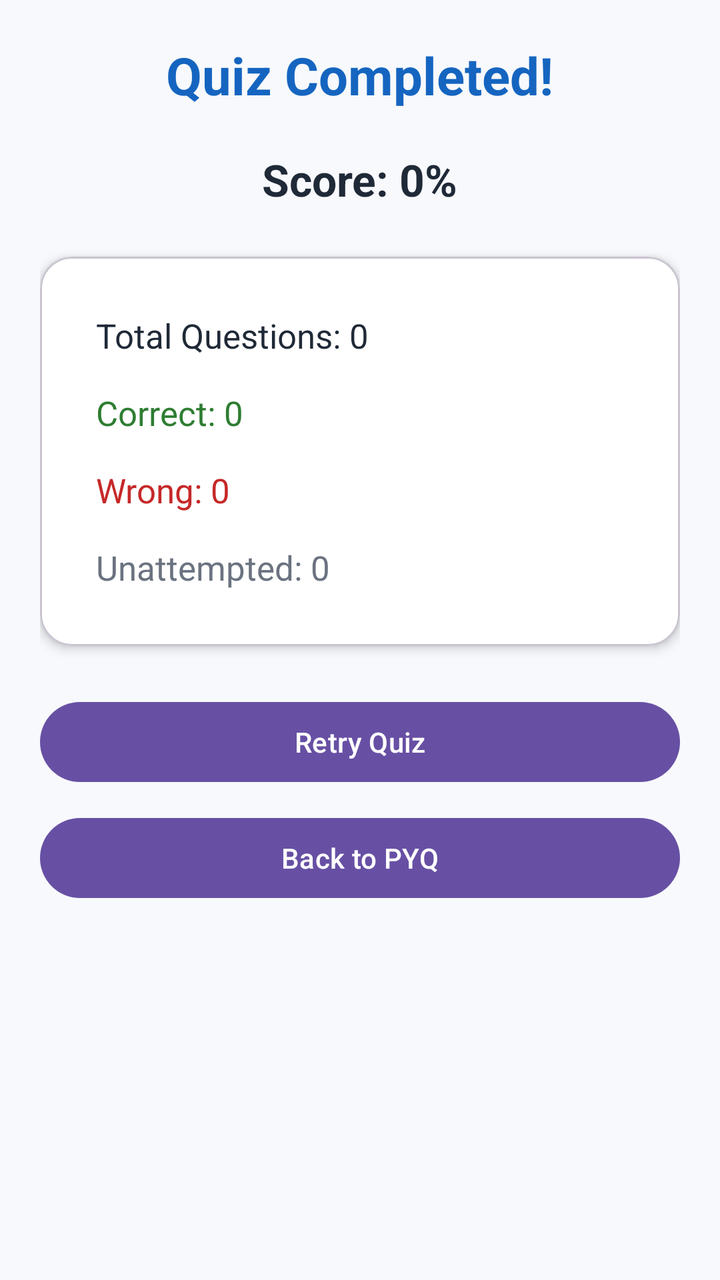
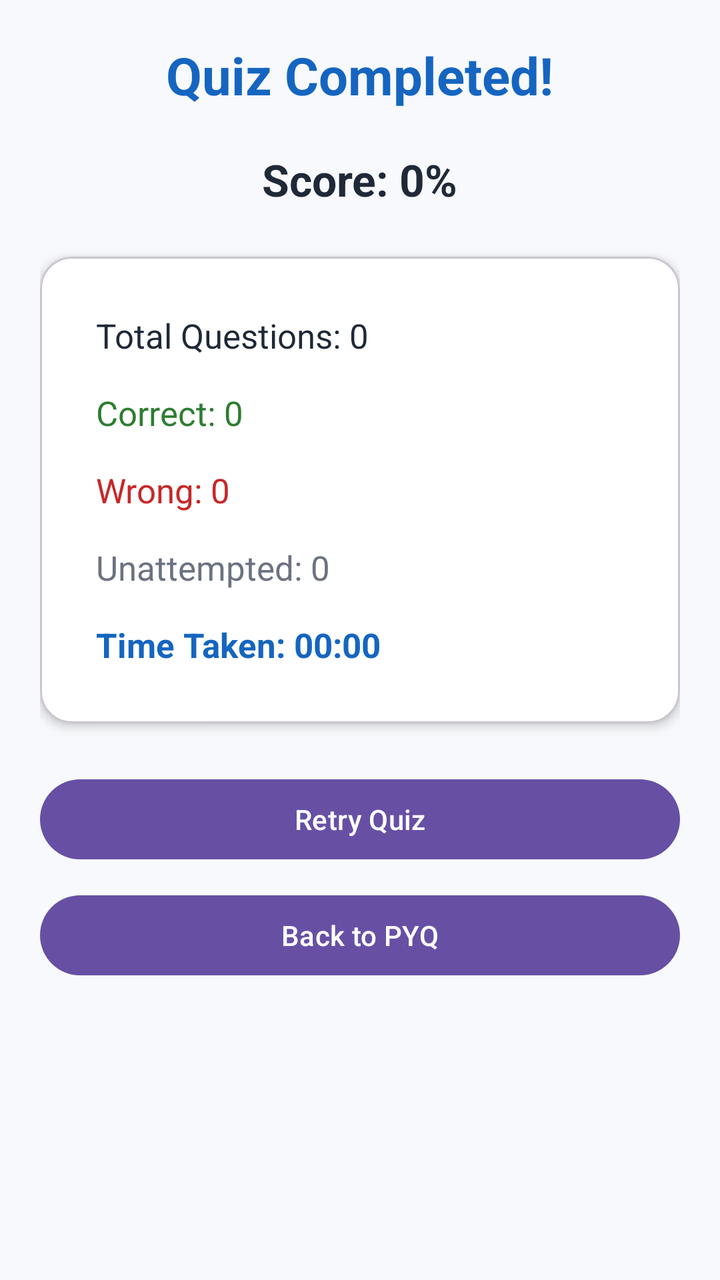

Screens rendered from an Android XML layout before and after an edit, with the pre-edit source and the edit as a unified diff.
<!-- AndroidManifest.xml: application theme Theme.CSTeacherPrep -->
<!-- res/layout/activity_result.xml -->
<?xml version="1.0" encoding="utf-8"?>
<ScrollView xmlns:android="http://schemas.android.com/apk/res/android"
    android:layout_width="match_parent"
    android:layout_height="match_parent"
    android:background="@color/screen_background">

    <LinearLayout
        android:layout_width="match_parent"
        android:layout_height="wrap_content"
        android:orientation="vertical"
        android:padding="20dp"
        android:gravity="center_horizontal">

        <TextView
            android:layout_width="wrap_content"
            android:layout_height="wrap_content"
            android:text="Quiz Completed!"
            android:textColor="@color/primary_blue"
            android:textSize="26sp"
            android:textStyle="bold" />

        <TextView
            android:id="@+id/tvScore"
            android:layout_width="wrap_content"
            android:layout_height="wrap_content"
            android:layout_marginTop="20dp"
            android:text="Score: 0%"
            android:textColor="@color/text_primary"
            android:textSize="22sp"
            android:textStyle="bold" />

        <com.google.android.material.card.MaterialCardView
            android:layout_width="match_parent"
            android:layout_height="wrap_content"
            android:layout_marginTop="24dp"
            app:cardBackgroundColor="@color/card_background"
            app:cardCornerRadius="16dp"
            app:cardElevation="3dp"
            xmlns:app="http://schemas.android.com/apk/res-auto">

            <LinearLayout
                android:layout_width="match_parent"
                android:layout_height="wrap_content"
                android:orientation="vertical"
                android:padding="20dp">

                <TextView
                    android:id="@+id/tvTotal"
                    android:layout_width="match_parent"
                    android:layout_height="wrap_content"
                    android:text="Total Questions: 0"
                    android:textColor="@color/text_primary"
                    android:textSize="17sp"
                    android:padding="8dp" />

                <TextView
                    android:id="@+id/tvCorrect"
                    android:layout_width="match_parent"
                    android:layout_height="wrap_content"
                    android:text="Correct: 0"
                    android:textColor="@color/correct_green"
                    android:textSize="17sp"
                    android:padding="8dp" />

                <TextView
                    android:id="@+id/tvWrong"
                    android:layout_width="match_parent"
                    android:layout_height="wrap_content"
                    android:text="Wrong: 0"
                    android:textColor="@color/wrong_red"
                    android:textSize="17sp"
                    android:padding="8dp" />

                <TextView
                    android:id="@+id/tvUnattempted"
                    android:layout_width="match_parent"
                    android:layout_height="wrap_content"
                    android:text="Unattempted: 0"
                    android:textColor="@color/text_secondary"
                    android:textSize="17sp"
                    android:padding="8dp" />

            </LinearLayout>

        </com.google.android.material.card.MaterialCardView>

        <com.google.android.material.button.MaterialButton
            android:id="@+id/btnRetry"
            android:layout_width="match_parent"
            android:layout_height="wrap_content"
            android:layout_marginTop="24dp"
            android:text="Retry Quiz" />

        <com.google.android.material.button.MaterialButton
            android:id="@+id/btnBack"
            android:layout_width="match_parent"
            android:layout_height="wrap_content"
            android:layout_marginTop="10dp"
            android:text="Back to PYQ" />

    </LinearLayout>

</ScrollView>
<!-- resources referenced by this layout -->
<resources>
  <color name="card_background">#FFFFFF</color>
  <color name="correct_green">#2E7D32</color>
  <color name="primary_blue">#1565C0</color>
  <color name="screen_background">#F7F9FC</color>
  <color name="text_primary">#1F2937</color>
  <color name="text_secondary">#6B7280</color>
  <color name="wrong_red">#C62828</color>
  <style name="Theme.CSTeacherPrep" parent="Base.Theme.CSTeacherPrep" />
  <style name="Base.Theme.CSTeacherPrep" parent="Theme.Material3.DayNight.NoActionBar">
          
          
      </style>
</resources>

<!-- the commit's change to res/layout/activity_result.xml (unified diff, before → after) -->
@@ -80,6 +80,16 @@
                     android:textSize="17sp"
                     android:padding="8dp" />
 
+                <TextView
+                    android:id="@+id/tvTimeTaken"
+                    android:layout_width="match_parent"
+                    android:layout_height="wrap_content"
+                    android:text="Time Taken: 00:00"
+                    android:textColor="@color/primary_blue"
+                    android:textSize="17sp"
+                    android:textStyle="bold"
+                    android:padding="8dp" />
+
             </LinearLayout>
 
         </com.google.android.material.card.MaterialCardView>
